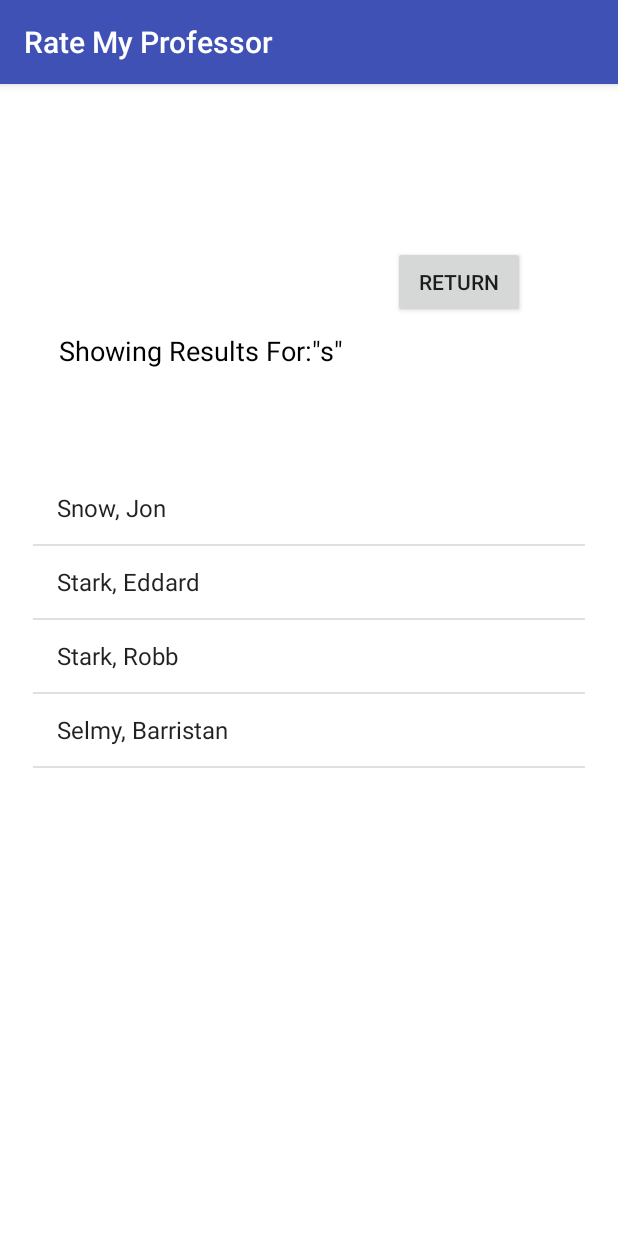
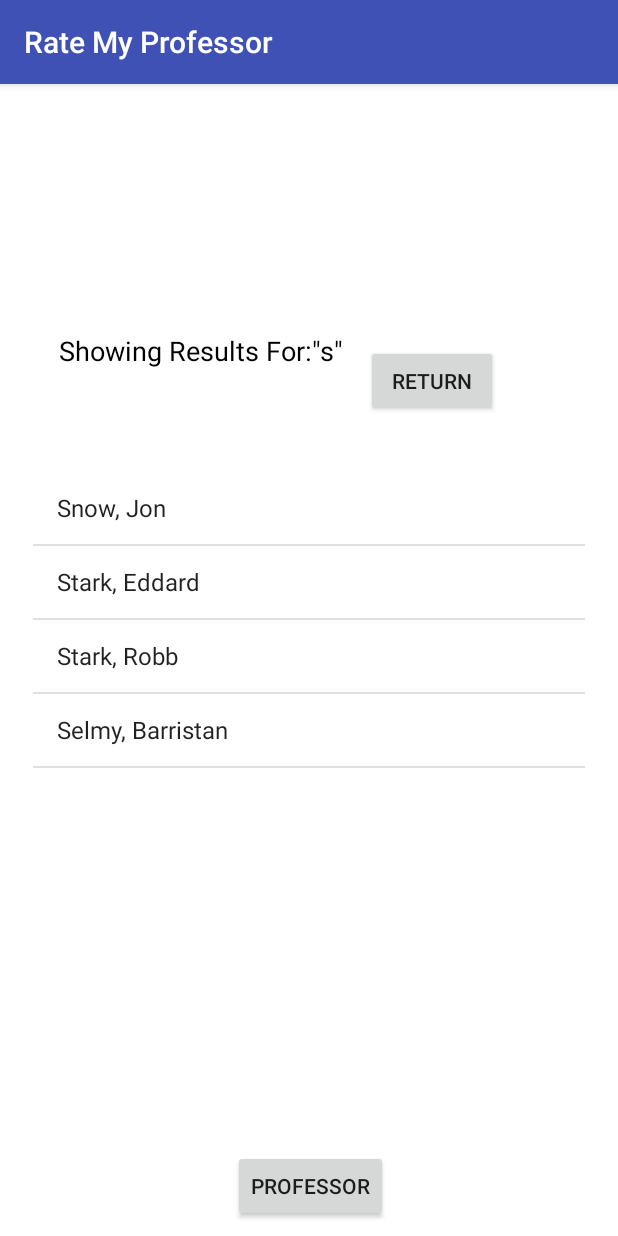
Before and after one commit to jaredbswll/RateMyProfessor, an Android app: the PostSearch screen opened directly, with no data from a screen before it, on a phone screen of 412 x 824 dp. Run offline under Robolectric (Android 15) with nearby library versions, the phone set to English and light mode, and no system bars.

Commit message:
Adding Post Search page and Title Card
- Filtered search results by hard coded "s"
- Added "Search" button to menu page, only navigates to post search page
- Added "Return" button to post search page to return to menu
- Title Card displays for 5 seconds before going to menu page

```diff
--- a/app/src/main/java/com/thisismyapp/ratemyprofessor/PostSearch.java
+++ b/app/src/main/java/com/thisismyapp/ratemyprofessor/PostSearch.java
@@ -41,4 +41,9 @@ public class PostSearch extends AppCompatActivity {
         Intent i = new Intent(this, MainActivity.class);
         startActivity(i);
     }
+
+    public void GoToProfessorPage(View view){
+        Intent in = new Intent(this, ProfessorPage.class);
+        startActivity(in);
+    }
 }
--- a/app/src/main/res/layout/post_search.xml
+++ b/app/src/main/res/layout/post_search.xml
@@ -39,7 +39,7 @@
         app:layout_constraintBottom_toBottomOf="parent"
         app:layout_constraintEnd_toEndOf="parent"
         app:layout_constraintStart_toStartOf="parent"
-        app:layout_constraintTop_toBottomOf="@+id/results_template" />
+        app:layout_constraintTop_toBottomOf="@+id/results_template"/>
 
     <Button
         android:id="@+id/return_to_search"
@@ -51,11 +51,29 @@
         android:layout_marginRight="80dp"
         android:layout_marginStart="51dp"
         android:layout_marginTop="25dp"
+        android:onClick="returnToSearch"
         android:text="Return"
         app:layout_constraintBottom_toTopOf="@+id/results_view"
         app:layout_constraintEnd_toEndOf="parent"
+        app:layout_constraintHorizontal_bias="1.0"
         app:layout_constraintStart_toEndOf="@+id/results_template"
         app:layout_constraintTop_toTopOf="parent"
-        android:onClick="returnToSearch"/>
+        app:layout_constraintVertical_bias="0.9" />
+
+    <Button
+        android:id="@+id/button2"
+        android:layout_width="wrap_content"
+        android:layout_height="wrap_content"
+        android:layout_marginEnd="150dp"
+        android:layout_marginLeft="151dp"
+        android:layout_marginRight="150dp"
+        android:layout_marginStart="151dp"
+        android:layout_marginTop="3dp"
+        android:text="Professor"
+        android:onClick="GoToProfessorPage"
+        app:layout_constraintBottom_toBottomOf="parent"
+        app:layout_constraintEnd_toEndOf="parent"
+        app:layout_constraintStart_toStartOf="parent"
+        app:layout_constraintTop_toBottomOf="@+id/results_view" />
 
 </android.support.constraint.ConstraintLayout>
--- a/app/src/main/res/layout/professor_page.xml
+++ b/app/src/main/res/layout/professor_page.xml
@@ -134,6 +134,7 @@
                     <TextView
                         android:id="@+id/textView19_parent"
                         android:layout_height="wrap_content"
+                        android:layout_width="wrap_content"
                         android:text="09/25/18" />
 
                 </LinearLayout>
```
